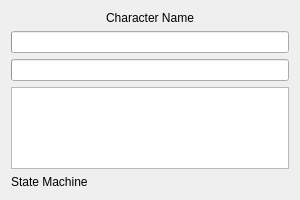
This is rl_ui/characterDetailDialog.ui in SandSnip3r/Hyperbot as Qt 5 draws it before an edit. The edited form follows.
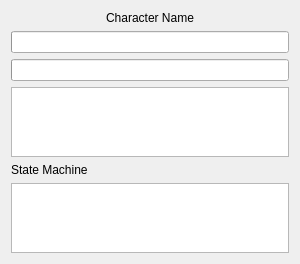
This is the edited form.

Commit message: Display q-values in character detail dialog

The edit to the form file:
```diff
--- a/rl_ui/characterDetailDialog.ui
+++ b/rl_ui/characterDetailDialog.ui
@@ -55,6 +55,9 @@
      </property>
     </widget>
    </item>
+    <item>
+      <widget class="QTableWidget" name="qValueTable"/>
+    </item>
   </layout>
  </widget>
  <resources/>
```
Lines whose indentation alone changed are shown as unchanged. The commit also changes 16 other files.
